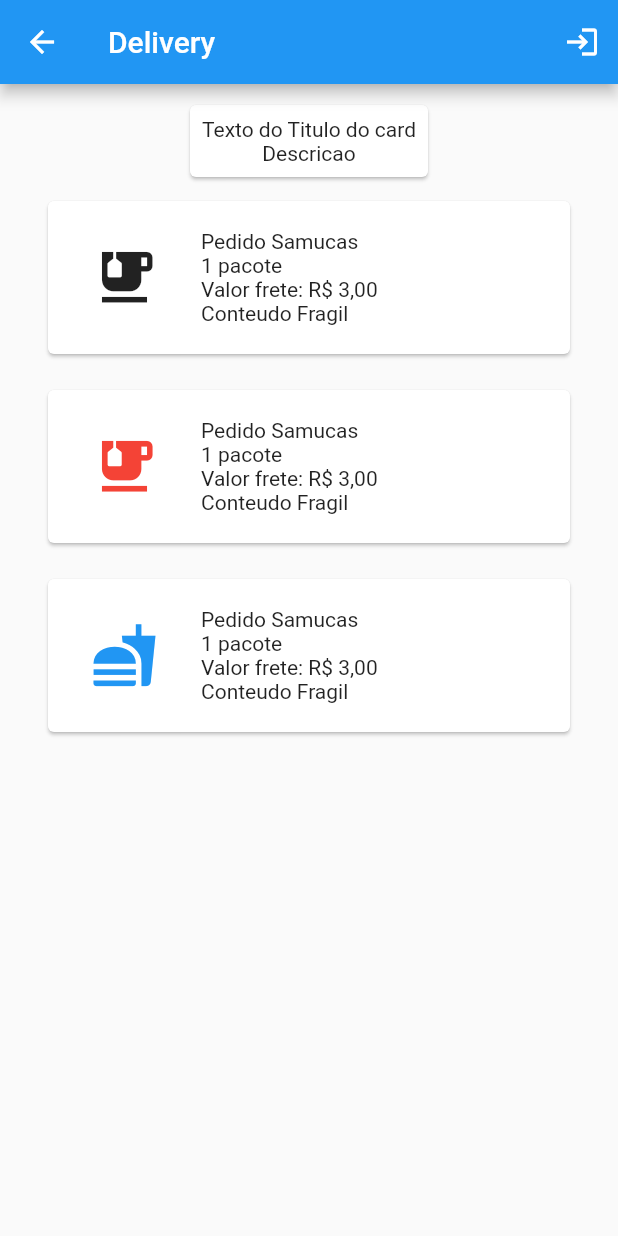
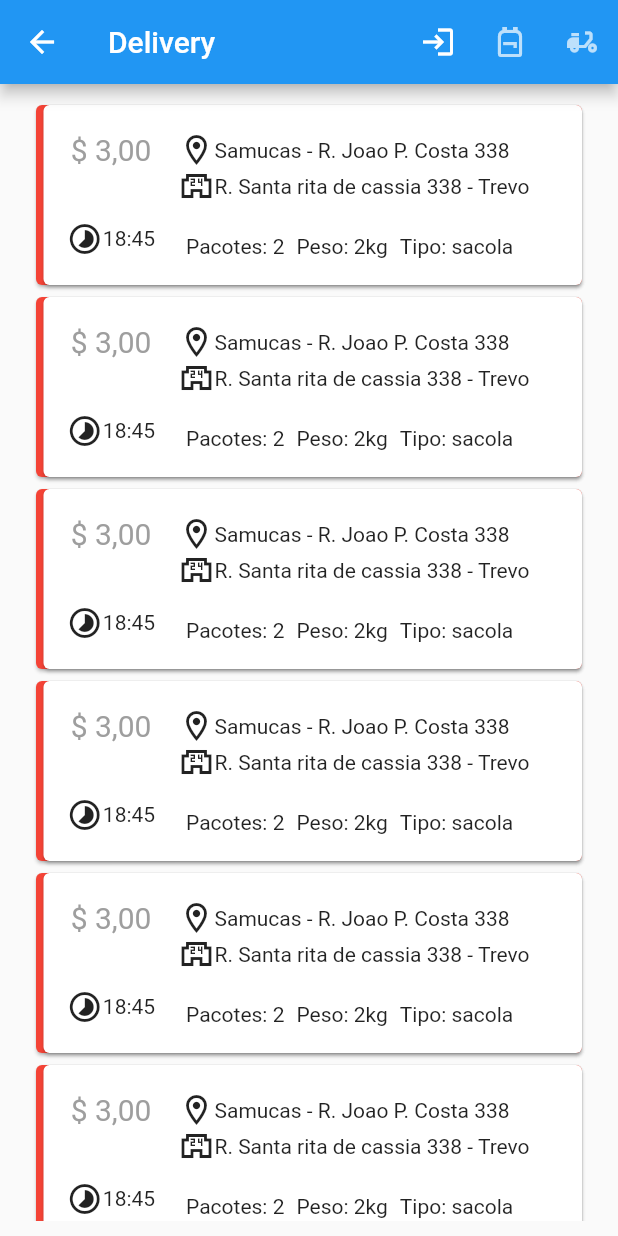
Before and after one commit to frcc24/lh_delivery, a Flutter app: the HomeScreen screen opened directly, on a phone screen of 412 x 824 dp. Run offline on Flutter 3.47's test engine with Material 2 defaults, Android fonts, the phone set to English and light mode, and no system bars; drawn by our look-alikes of widget_and_text_animator; our stand-ins replace flutter_zoom_drawer; missing offline and left inert: animated_login.

Commit message:
create delivery_card, delivery_user_screen

```diff
--- a/lib/screens/home_screen.dart
+++ b/lib/screens/home_screen.dart
@@ -1,5 +1,12 @@
 import 'package:flutter/material.dart';
+import 'package:flutter_zoom_drawer/config.dart';
+import 'package:flutter_zoom_drawer/flutter_zoom_drawer.dart';
 import 'package:lighthouse_delivery/screens/login_screen.dart';
+import 'package:widget_and_text_animator/widget_and_text_animator.dart';
+
+import '../widgets/delivery_card.dart';
+import 'create_delivery_screen.dart';
+import 'delivery_user_screen.dart';
 
 class HomeScreen extends StatefulWidget {
   const HomeScreen({Key? key}) : super(key: key);
@@ -17,7 +24,12 @@ class _HomeScreenState extends State<HomeScreen> {
         actions: [
           IconButton(onPressed: (){
             Navigator.of(context).push(MaterialPageRoute(builder: (context) => LoginScreen()));
-          }, icon: Icon(Icons.login))
+          }, icon: Icon(Icons.login)),
+          IconButton(onPressed: (){
+            Navigator.of(context).push(MaterialPageRoute(builder: (context) => CreateDeliveryScreen()));
+          }, icon: Icon(Icons.backpack_outlined), color: Colors.white70,),          IconButton(onPressed: (){
+            Navigator.of(context).push(MaterialPageRoute(builder: (context) => DeliveryUserScreen()));
+          }, icon: Icon(Icons.delivery_dining), color: Colors.white70,),
         ],
 
       ),
@@ -28,102 +40,20 @@ class _HomeScreenState extends State<HomeScreen> {
             child: Column(
               crossAxisAlignment: CrossAxisAlignment.center,
               children: [
-                Card(
-                  child: Padding(
-                    padding: const EdgeInsets.all(8.0),
-                    child: Column(
-                      children: [
-                        Text("Texto do Titulo do card"),
-                        Text("Descricao")
-                      ],
-                    ),
-                  ),
-                ),
+                DeliveryCard(),
                 Expanded(
                   child: ListView(
                     children: [
-                      Padding(
-                        padding: const EdgeInsets.all(8.0),
-                        child: Card(
-                          child: Row(
-                            children: [
-                              Padding(
-                                padding: const EdgeInsets.all(8.0),
-                                child: Padding(
-                                  padding: const EdgeInsets.all(18.0),
-                                  child: SizedBox(
-                                      child: Icon(Icons.emoji_food_beverage, size: 45,),
-                                  height: 50,
-                                  width: 50,),
-                                ),
-                              ),
-                              Column(
-                                crossAxisAlignment: CrossAxisAlignment.start,
-                                children: [
-                                  Text("Pedido Samucas"),
-                                  Text("1 pacote"),
-                                  Text("Valor frete: R\$ 3,00"),
-                                  Text("Conteudo Fragil"),
-                                ],
-                              ),
-                            ],
-                          ),
-                        ),
-                      ),Padding(
-                        padding: const EdgeInsets.all(8.0),
-                        child: Card(
-                          child: Row(
-                            children: [
-                              Padding(
-                                padding: const EdgeInsets.all(8.0),
-                                child: Padding(
-                                  padding: const EdgeInsets.all(18.0),
-                                  child: SizedBox(
-                                      child: Icon(Icons.emoji_food_beverage, size: 45, color: Colors.red,),
-                                  height: 50,
-                                  width: 50,),
-                                ),
-                              ),
-                              Column(
-                                crossAxisAlignment: CrossAxisAlignment.start,
-                                children: [
-                                  Text("Pedido Samucas"),
-                                  Text("1 pacote"),
-                                  Text("Valor frete: R\$ 3,00"),
-                                  Text("Conteudo Fragil"),
-                                ],
-                              ),
-                            ],
-                          ),
-                        ),
-                      ),Padding(
-                        padding: const EdgeInsets.all(8.0),
-                        child: Card(
-                          child: Row(
-                            children: [
-                              Padding(
-                                padding: const EdgeInsets.all(8.0),
-                                child: Padding(
-                                  padding: const EdgeInsets.all(18.0),
-                                  child: SizedBox(
-                                      child: Icon(Icons.fastfood,color: Colors.blue , size: 45,),
-                                  height: 50,
-                                  width: 50,),
-                                ),
-                              ),
-                              Column(
-                                crossAxisAlignment: CrossAxisAlignment.start,
-                                children: [
-                                  Text("Pedido Samucas"),
-                                  Text("1 pacote"),
-                                  Text("Valor frete: R\$ 3,00"),
-                                  Text("Conteudo Fragil"),
-                                ],
-                              ),
-                            ],
-                          ),
-                        ),
-                      ),
+                      WidgetAnimator(
+                          incomingEffect: WidgetTransitionEffects.incomingSlideInFromLeft(),
+                          child: DeliveryCard()),
+                      WidgetAnimator(
+                          incomingEffect: WidgetTransitionEffects.incomingSlideInFromRight(),
+                          child: DeliveryCard()),
+                      DeliveryCard(),
+                      DeliveryCard(),
+                      DeliveryCard(),
+                      DeliveryCard(),
                     ],
                   ),
                 )
@@ -135,4 +65,6 @@ class _HomeScreenState extends State<HomeScreen> {
       ),
     );
   }
+
+
 }
--- /dev/null
+++ b/lib/widgets/delivery_card.dart
@@ -0,0 +1,91 @@
+import 'package:flutter/material.dart';
+
+class DeliveryCard extends StatelessWidget {
+  const DeliveryCard({Key? key}) : super(key: key);
+
+  @override
+  Widget build(BuildContext context) {
+    return Container(
+      child: Card(
+        color: Colors.red,
+        child: Card(
+          margin: EdgeInsets.fromLTRB(5, 0, 0, 0),
+          child: Column(
+            children: [
+              Row(
+                children: [
+                  SizedBox(
+                    child: Column(
+                      children: [
+                        Padding(
+                          padding: const EdgeInsets.symmetric(vertical: 18.0),
+                          child: Text("\$ 3,00" , style: TextStyle(fontSize: 20, color: Colors.grey),),
+                        ),
+                        Padding(
+                          padding: const EdgeInsets.symmetric(vertical: 18.0),
+                          child: Row(
+                            crossAxisAlignment: CrossAxisAlignment.center,
+                            mainAxisAlignment: MainAxisAlignment.center,
+                            children: [
+                              Icon(Icons.timelapse),
+                              Text("18:45",),
+
+                            ],
+                          ),
+                        )
+                      ],
+                    ),
+                    height: 120,
+                    width: 90,
+                  ),
+                  //Divider(height: 30, thickness: 1, color: Colors.grey,),
+                  Padding(
+                    padding: const EdgeInsets.symmetric(vertical: 8.0),
+                    child: Column(
+                      crossAxisAlignment: CrossAxisAlignment.start,
+                      mainAxisAlignment: MainAxisAlignment.start,
+                      children: [
+                        Row(
+                          mainAxisAlignment: MainAxisAlignment.start,
+                          children: [
+                            Icon( Icons.location_on_outlined, ),
+                            Text("Samucas - R. Joao P. Costa 338")
+                          ],
+                        ),
+                        Row(
+                          mainAxisAlignment: MainAxisAlignment.start,
+                          children: [
+                            Icon( Icons.local_convenience_store_outlined),
+                            Text("R. Santa rita de cassia 338 - Trevo")
+                          ],
+                        ),
+                        Padding(
+                          padding: const EdgeInsets.fromLTRB(5, 20, 0, 0),
+                          child: Row(
+                            crossAxisAlignment: CrossAxisAlignment.center,
+                            mainAxisAlignment: MainAxisAlignment.center,
+                            children: [
+                              Text("Pacotes: 2"),
+                              Padding(
+                                padding: const EdgeInsets.symmetric(horizontal: 8.0),
+                                child: Text("Peso: 2kg"),
+                              ),
+                              Text("Tipo: sacola"),
+                            ],
+                          ),
+                        )
+                      ],
+                    ),
+                  ),
+
+
+                ],
+              ),
+              Row(),
+            ],
+          ),
+        ),
+      ),
+    );
+  }
+}
--- a/pubspec.yaml
+++ b/pubspec.yaml
@@ -35,7 +35,7 @@ dependencies:
   # Use with the CupertinoIcons class for iOS style icons.
   cupertino_icons: ^1.0.2
   animated_login: ^1.5.1
-
+  widget_and_text_animator: ^1.0.5
 
 dev_dependencies:
   flutter_test:
```
Also changed, not shown: lib/screens/create_delivery_screen.dart (added, +179 -0 lines), lib/screens/delivery_user_screen.dart (added, +108 -0 lines), pubspec.lock.
